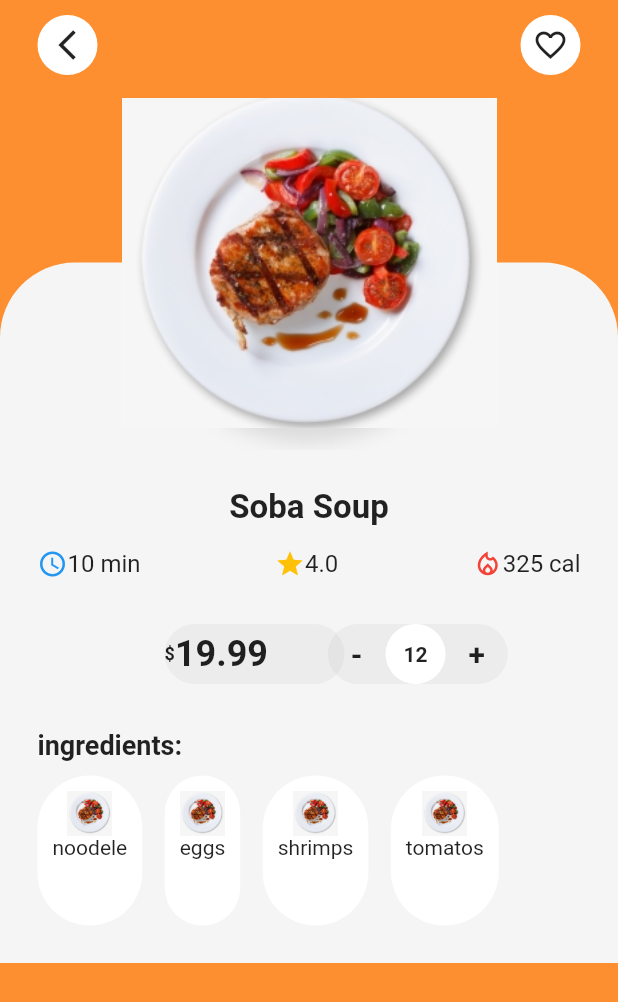
After one commit to bob1457/flutter_demo, a Flutter app: the FoodItemDetails screen opened directly with sample values from the repository, on a phone screen of 412 x 824 dp. The commit adds this screen. Shown: the top 1002 px of the screen. Run offline on Flutter 3.47's test engine with Material 2 defaults, Android fonts, the phone set to English and light mode, and no system bars; our stand-ins replace smooth_page_indicator.

Commit message:
Add food detils page

```diff
--- a/lib/mock_data/food_data.dart
+++ b/lib/mock_data/food_data.dart
@@ -13,6 +13,12 @@ class FoodData {
         "325 cal",
         12,
         19.99,
+        [
+          {"noodele": "assets/images/noodles.png"},
+          {"eggs": "assets/images/eggs.png"},
+          {"shrimps": "assets/images/shrimps.png"},
+          {"tomatos": "assets/images/tomators.png"},
+        ],
         "Janpanese style nodle soup",
       ),
       Food(
@@ -24,6 +30,12 @@ class FoodData {
         "225 cal",
         5,
         14.99,
+        [
+          {"noodele": "assets/images/noodles.png"},
+          {"eggs": "assets/images/eggs.png"},
+          {"shrimps": "assets/images/shrimps.png"},
+          {"tomatos": "assets/images/tomators.png"},
+        ],
         "Janpanese style rise bowl",
       ),
       Food(
@@ -35,6 +47,12 @@ class FoodData {
         "325 cal",
         12,
         19.99,
+        [
+          {"noodele": "assets/images/noodles.png"},
+          {"eggs": "assets/images/eggs.png"},
+          {"shrimps": "assets/images/shrimps.png"},
+          {"tomatos": "assets/images/tomators.png"},
+        ],
         "Janpanese style nodle soup",
       ),
       Food(
@@ -46,6 +64,12 @@ class FoodData {
         "325 cal",
         12,
         19.99,
+        [
+          {"noodele": "assets/images/noodles.png"},
+          {"eggs": "assets/images/eggs.png"},
+          {"shrimps": "assets/images/shrimps.png"},
+          {"tomatos": "assets/images/tomators.png"},
+        ],
         "Janpanese style nodle soup",
       ),
       Food(
@@ -57,6 +81,12 @@ class FoodData {
         "325 cal",
         12,
         19.99,
+        [
+          {"noodele": "assets/images/noodles.png"},
+          {"eggs": "assets/images/eggs.png"},
+          {"shrimps": "assets/images/shrimps.png"},
+          {"tomatos": "assets/images/tomators.png"},
+        ],
         "Janpanese style nodle soup",
       ),
     ];
@@ -73,6 +103,12 @@ class FoodData {
         "325 cal",
         12,
         19.99,
+        [
+          {"noodele": "assets/images/noodles.png"},
+          {"eggs": "assets/images/eggs.png"},
+          {"shrimps": "assets/images/shrimps.png"},
+          {"tomatos": "assets/images/tomators.png"},
+        ],
         "Janpanese style nodle soup",
       ),
       Food(
@@ -84,6 +120,12 @@ class FoodData {
         "225 cal",
         5,
         14.99,
+        [
+          {"noodele": "assets/images/noodles.png"},
+          {"eggs": "assets/images/eggs.png"},
+          {"shrimps": "assets/images/shrimps.png"},
+          {"tomatos": "assets/images/tomators.png"},
+        ],
         "Janpanese style rise bowl",
       ),
       Food(
@@ -95,6 +137,12 @@ class FoodData {
         "325 cal",
         12,
         19.99,
+        [
+          {"noodele": "assets/images/noodles.png"},
+          {"eggs": "assets/images/eggs.png"},
+          {"shrimps": "assets/images/shrimps.png"},
+          {"tomatos": "assets/images/tomators.png"},
+        ],
         "Janpanese style nodle soup",
       ),
     ];
--- a/lib/models/food.dart
+++ b/lib/models/food.dart
@@ -7,11 +7,11 @@ class Food {
   String cal;
   num quantity;
   num price;
-  // List<Map<String, String>> ingredients;
+  List<Map<String, String>> ingredients;
   String about;
   bool highlights;
 
   Food(this.imageUrl, this.name, this.desc, this.waitTime, this.score, this.cal,
-      this.quantity, this.price, this.about,
+      this.quantity, this.price, this.ingredients, this.about,
       {this.highlights = false});
 }
--- /dev/null
+++ b/lib/pages/food_item_details.dart
@@ -0,0 +1,36 @@
+import 'package:flutter/material.dart';
+import 'package:flutter_app/constants/colors.dart';
+import 'package:flutter_app/models/food.dart';
+import 'package:flutter_app/widgets/custom_app_bar.dart';
+import 'package:flutter_app/widgets/food_details.dart';
+import 'package:flutter_app/widgets/food_img_banner.dart';
+
+class FoodItemDetails extends StatelessWidget {
+  // const FoodItemDetails({Key? key}) : super(key: key);
+  final Food food;
+
+  const FoodItemDetails(this.food);
+
+  @override
+  Widget build(BuildContext context) {
+    return Scaffold(
+        backgroundColor: kPrimaryColor,
+        body: SingleChildScrollView(
+          child: Column(
+            children: [
+              const Padding(
+                  padding: EdgeInsets.only(
+                top: 10,
+              )),
+              CustomAppBar(
+                Icons.arrow_back_ios_outlined,
+                Icons.favorite_outline,
+                leftCallback: () => Navigator.of(context).pop(),
+              ),
+              FoodImgBanner(food),
+              FoodDetails(food),
+            ],
+          ),
+        ));
+  }
+}
--- a/lib/widgets/custom_app_bar.dart
+++ b/lib/widgets/custom_app_bar.dart
@@ -35,7 +35,10 @@ class CustomAppBar extends StatelessWidget {
         shape: BoxShape.circle,
         color: Colors.white,
       ),
-      child: Icon(icon),
+      child: Icon(
+        icon,
+        // color: Colors.red,
+      ),
     );
   }
 }
--- /dev/null
+++ b/lib/widgets/food_details.dart
@@ -0,0 +1,113 @@
+import 'package:flutter/material.dart';
+import 'package:flutter/rendering.dart';
+import 'package:flutter_app/constants/colors.dart';
+import 'package:flutter_app/models/food.dart';
+
+import 'food_quantity.dart';
+
+class FoodDetails extends StatelessWidget {
+  // const FoodDetails({Key? key}) : super(key: key);
+  final Food food;
+
+  FoodDetails(this.food);
+
+  @override
+  Widget build(BuildContext context) {
+    return Container(
+      padding: EdgeInsets.all(25),
+      color: kBackgroundColor,
+      child: Column(
+        children: [
+          Text(
+            food.name,
+            style: TextStyle(
+              fontSize: 22,
+              fontWeight: FontWeight.bold,
+            ),
+          ),
+          SizedBox(
+            height: 15,
+          ),
+          Row(
+            mainAxisAlignment: MainAxisAlignment.spaceBetween,
+            children: [
+              _buildIconText(
+                Icons.access_time_outlined,
+                Colors.blue,
+                food.waitTime,
+              ),
+              _buildIconText(
+                Icons.star_outlined,
+                Colors.amber,
+                food.score.toString(),
+              ),
+              _buildIconText(
+                Icons.local_fire_department_outlined,
+                Colors.red,
+                food.cal,
+              ),
+            ],
+          ),
+          SizedBox(
+            height: 30,
+          ),
+          FoodQuantity(food),
+          SizedBox(
+            height: 30,
+          ),
+          Row(
+            children: [
+              Text(
+                "ingredients:",
+                style: TextStyle(
+                  fontSize: 18,
+                  fontWeight: FontWeight.bold,
+                ),
+              ),
+            ],
+          ),
+          SizedBox(
+            height: 10,
+          ),
+          Container(
+            height: 100,
+            child: ListView.separated(
+                scrollDirection: Axis.horizontal,
+                itemBuilder: (context, index) => Container(
+                      padding: EdgeInsets.all(10),
+                      decoration: BoxDecoration(
+                        color: Colors.white,
+                        borderRadius: BorderRadius.circular(40),
+                      ),
+                      child: Column(
+                        children: [
+                          Image.asset(
+                            "assets/images/dish1.png",
+                            width: 30,
+                          ),
+                          Text(food.ingredients[index].keys.first),
+                        ],
+                      ),
+                    ),
+                separatorBuilder: (_, index) => SizedBox(width: 15),
+                itemCount: food.ingredients.length),
+          )
+        ],
+      ),
+    );
+  }
+
+  Widget _buildIconText(IconData icon, Color color, String text) {
+    return Row(
+      children: [
+        Icon(icon, color: color, size: 20),
+        Text(
+          text,
+          style: TextStyle(
+            fontSize: 16,
+          ),
+        ),
+      ],
+    );
+  }
+}
--- /dev/null
+++ b/lib/widgets/food_img_banner.dart
@@ -0,0 +1,62 @@
+import 'package:flutter/material.dart';
+import 'package:flutter_app/constants/colors.dart';
+import 'package:flutter_app/models/food.dart';
+
+class FoodImgBanner extends StatelessWidget {
+  final Food food;
+
+  FoodImgBanner(this.food);
+
+  @override
+  Widget build(BuildContext context) {
+    return Container(
+      height: 250,
+      child: Stack(
+        children: [
+          Column(
+            children: [
+              Expanded(
+                flex: 1,
+                child: Container(),
+              ),
+              Expanded(
+                flex: 1,
+                child: Container(
+                  decoration: BoxDecoration(
+                    borderRadius: BorderRadius.only(
+                      topLeft: Radius.circular(50),
+                      topRight: Radius.circular(50),
+                    ),
+                    color: kBackgroundColor,
+                  ),
+                ),
+              ),
+            ],
+          ),
+          Align(
+            alignment: Alignment.center,
+            child: Container(
+              margin: EdgeInsets.all(15),
+              height: 250,
+              width: 250,
+              decoration: BoxDecoration(
+                shape: BoxShape.circle,
+                boxShadow: [
+                  BoxShadow(
+                    color: Colors.grey.withOpacity(0.3),
+                    offset: Offset(-1, 10),
+                    blurRadius: 10,
+                  )
+                ],
+              ),
+              child: Image.asset(
+                food.imageUrl,
+                fit: BoxFit.cover,
+              ),
+            ),
+          )
+        ],
+      ),
+    );
+  }
+}
--- a/lib/widgets/food_list_view.dart
+++ b/lib/widgets/food_list_view.dart
@@ -1,5 +1,6 @@
 import 'package:flutter/material.dart';
 import 'package:flutter_app/models/restaurant.dart';
+import 'package:flutter_app/pages/food_item_details.dart';
 import 'package:flutter_app/widgets/food_item.dart';
 
 class FoodListView extends StatelessWidget {
@@ -24,8 +25,17 @@ class FoodListView extends StatelessWidget {
         onPageChanged: (index) => callback(index),
         children: category
             .map((e) => ListView.separated(
-                itemBuilder: (context, index) =>
-                    FoodItem(restaurant.menu[category[selected]]![index]),
+                itemBuilder: (context, index) => GestureDetector(
+                    onTap: () {
+                      Navigator.push(
+                          context,
+                          MaterialPageRoute(
+                            builder: (context) => FoodItemDetails(
+                                restaurant.menu[category[selected]]![index]),
+                          ));
+                    },
+                    child:
+                        FoodItem(restaurant.menu[category[selected]]![index])),
                 separatorBuilder: (_, index) => SizedBox(
                       height: 15,
                     ),
--- /dev/null
+++ b/lib/widgets/food_quantity.dart
@@ -0,0 +1,90 @@
+import 'package:flutter/material.dart';
+import 'package:flutter_app/models/food.dart';
+
+class FoodQuantity extends StatelessWidget {
+  final Food food;
+  FoodQuantity(this.food);
+
+  @override
+  Widget build(BuildContext context) {
+    return Container(
+      width: double.maxFinite,
+      height: 40,
+      child: Stack(
+        children: [
+          Align(
+            alignment: Alignment(-0.3, 0),
+            child: Container(
+              width: 120,
+              height: double.maxFinite,
+              decoration: BoxDecoration(
+                  color: Colors.grey.withOpacity(0.1),
+                  borderRadius: BorderRadius.circular(30)),
+              child: Row(
+                children: [
+                  Text(
+                    '\$',
+                    style: TextStyle(
+                      fontSize: 12,
+                      fontWeight: FontWeight.bold,
+                    ),
+                  ),
+                  Text(
+                    food.price.toString(),
+                    style: TextStyle(
+                      fontSize: 24,
+                      fontWeight: FontWeight.bold,
+                    ),
+                  ),
+                ],
+              ),
+            ),
+          ),
+          Align(
+            alignment: Alignment(0.6, 0),
+            child: Container(
+              height: double.maxFinite,
+              width: 120,
+              decoration: BoxDecoration(
+                color: Colors.grey.withOpacity(0.1),
+                borderRadius: BorderRadius.circular(30),
+              ),
+              child: Row(
+                mainAxisAlignment: MainAxisAlignment.spaceEvenly,
+                children: [
+                  Text(
+                    '-',
+                    style: TextStyle(
+                      fontSize: 20,
+                      fontWeight: FontWeight.bold,
+                    ),
+                  ),
+                  Container(
+                    padding: EdgeInsets.all(12),
+                    decoration: BoxDecoration(
+                      shape: BoxShape.circle,
+                      color: Colors.white,
+                    ),
+                    child: Text(
+                      food.quantity.toString(),
+                      style: TextStyle(
+                        fontWeight: FontWeight.bold,
+                      ),
+                    ),
+                  ),
+                  Text(
+                    '+',
+                    style: TextStyle(
+                      fontSize: 20,
+                      fontWeight: FontWeight.bold,
+                    ),
+                  ),
+                ],
+              ),
+            ),
+          )
+        ],
+      ),
+    );
+  }
+}
```
Also changed, not shown: assets/images/dish1.png, assets/images/dish100.png (added), assets/images/eggs.png (added), assets/images/noodles.png (added), assets/images/shrimps.png (added), assets/images/tomators.png (added).
